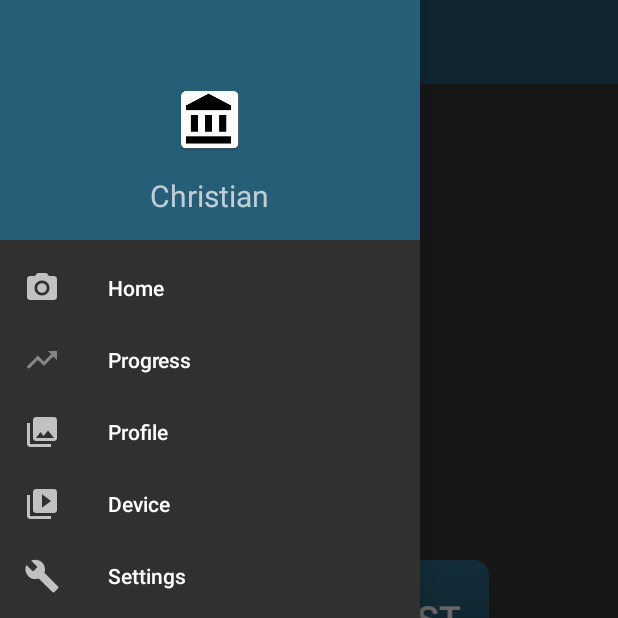
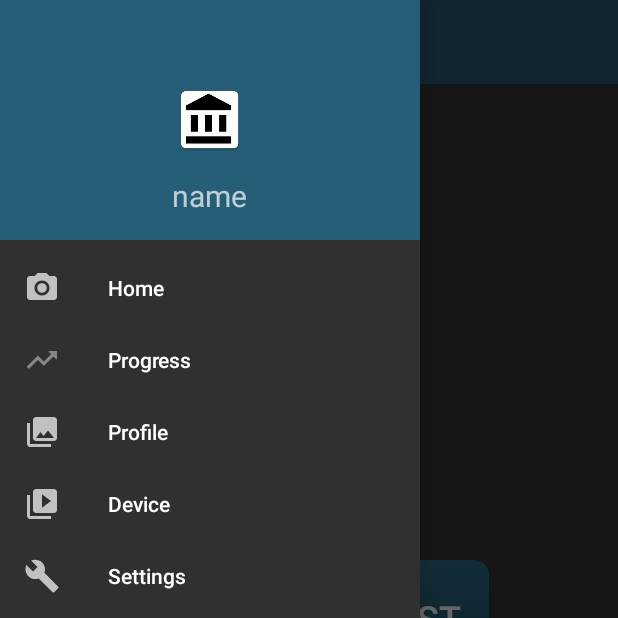
Before and after one commit to mikkelsander/NJORD, an Android app: the MainActivity screen opened directly, with no data from a screen before it, with the side drawer open, on a phone screen of 412 x 824 dp, the top half of it. Run offline under Robolectric (Android 15) with nearby library versions, the phone set to English and light mode, and no system bars; libraries missing offline, so code that uses them is left out: com.crashlytics.android, io.fabric.sdk; 1 statement that could not run was skipped.

```diff
--- a/app/src/main/java/com/project/ms/njord/activity/MainActivity.java
+++ b/app/src/main/java/com/project/ms/njord/activity/MainActivity.java
@@ -12,6 +12,7 @@ import android.support.v7.app.AppCompatActivity;
 import android.support.v7.widget.Toolbar;
 import android.view.Menu;
 import android.view.MenuItem;
+import android.widget.TextView;
 
 import com.crashlytics.android.Crashlytics;
 import com.project.ms.njord.R;
@@ -21,6 +22,7 @@ import com.project.ms.njord.fragment.HomeFragment;
 import com.project.ms.njord.fragment.ProfileFragment;
 import com.project.ms.njord.fragment.ProgressFragment;
 import com.project.ms.njord.fragment.SettingsFragment;
+
 import io.fabric.sdk.android.Fabric;
 
 public class MainActivity extends AppCompatActivity
@@ -30,6 +32,7 @@ public class MainActivity extends AppCompatActivity
     Toolbar toolbar = null;
 
     SharedPreferences prefs;
+    TextView nameView;
 
     @Override
     protected void onCreate(Bundle savedInstanceState) {
@@ -46,10 +49,10 @@ public class MainActivity extends AppCompatActivity
             startActivity(i);
         }
 
+        super.onCreate(savedInstanceState);
+        setContentView(R.layout.activity_main);
 
 
-        super.onCreate(savedInstanceState);
-        setContentView(R.layout.activity_main);
 
         // Setting initial fragment
         android.support.v4.app.FragmentTransaction fragmentTransaction =
@@ -70,6 +73,7 @@ public class MainActivity extends AppCompatActivity
         navigationView.setNavigationItemSelectedListener(this);
 
 
+
     }
 
 
@@ -86,9 +90,16 @@ public class MainActivity extends AppCompatActivity
     @Override
     public boolean onCreateOptionsMenu(Menu menu) {
         // Inflate the menu; this adds items to the action bar if it is present.
+
+        nameView = (TextView) findViewById(R.id.menu_header_name);
+        if (DataManager.dataManager.getProfile() != null) {
+            nameView.setText(DataManager.dataManager.getProfile().getName());
+        }
+
         getMenuInflater().inflate(R.menu.menu, menu);
         return true;
     }
+
 
 
 
@@ -110,6 +121,7 @@ public class MainActivity extends AppCompatActivity
     @SuppressWarnings("StatementWithEmptyBody")
     @Override
     public boolean onNavigationItemSelected(MenuItem item) {
+
         // Handle navigation view item clicks here.
         int id = item.getItemId();
 
--- a/app/src/main/java/com/project/ms/njord/activity/SignUpActivity.java
+++ b/app/src/main/java/com/project/ms/njord/activity/SignUpActivity.java
@@ -1,6 +1,5 @@
 package com.project.ms.njord.activity;
 
-import android.app.DatePickerDialog;
 import android.os.Bundle;
 import android.support.v4.app.DialogFragment;
 import android.support.v7.app.AppCompatActivity;
@@ -8,7 +7,6 @@ import android.view.View;
 import android.widget.AdapterView;
 import android.widget.ArrayAdapter;
 import android.widget.Button;
-import android.widget.DatePicker;
 import android.widget.EditText;
 import android.widget.Spinner;
 import android.widget.TextView;
@@ -55,6 +53,8 @@ public class SignUpActivity extends AppCompatActivity implements View.OnClickLis
 
 
         heigtView = (EditText) findViewById(R.id.signUp_height_editText);
+
+
         weigthView = (EditText) findViewById(R.id.signUp_weight_editText);
 
         confirmButton = (Button) findViewById(R.id.signUp_confirm_button);
--- a/app/src/main/res/layout/menu_header.xml
+++ b/app/src/main/res/layout/menu_header.xml
@@ -13,10 +13,10 @@
     android:theme="@style/ThemeOverlay.AppCompat.Dark">
 
     <TextView
-        android:text="Christian"
+        android:text="name"
         android:layout_width="wrap_content"
         android:layout_height="wrap_content"
-        android:id="@+id/textView"
+        android:id="@+id/menu_header_name"
         android:layout_alignParentBottom="true"
         android:layout_centerHorizontal="true"
         android:textSize="20sp" />
```
Also changed, not shown: app/src/main/java/com/project/ms/njord/fragment/ProgressFragment.java (+5 -2 lines), app/src/main/res/layout/activity_sign_up.xml (+6 -2 lines).
